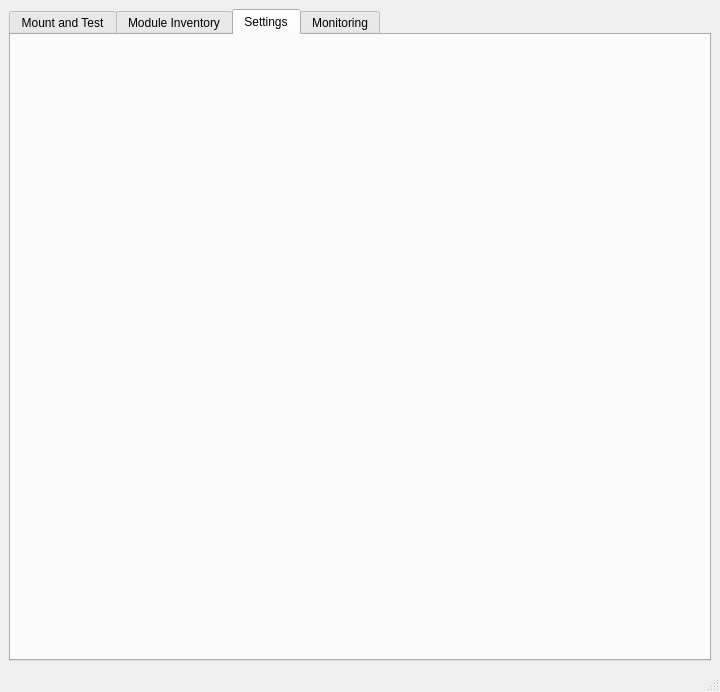
Above: ui/integration.ui from pisaoutertracker/integration_tools before the change. Below: the same form after it.
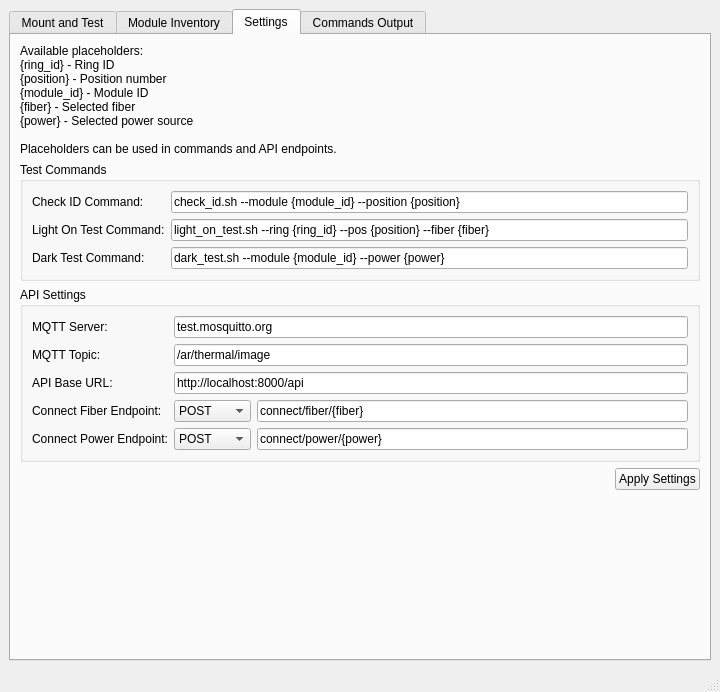
That is the form after the change. The open tabs and pages were chosen to show the change.

Commit message: add caen control and thermal camera

```diff
--- a/ui/integration.ui
+++ b/ui/integration.ui
@@ -696,10 +696,252 @@
        <attribute name="title">
         <string>Settings</string>
        </attribute>
+       <layout class="QVBoxLayout" name="verticalLayout_6">
+        <item>
+         <widget class="QLabel" name="placeholdersHelpLabel">
+          <property name="text">
+           <string>Available placeholders:
+{ring_id} - Ring ID
+{position} - Position number
+{module_id} - Module ID
+{fiber} - Selected fiber
+{power} - Selected power source
+
+Placeholders can be used in commands and API endpoints.</string>
+          </property>
+          <property name="textFormat">
+           <enum>Qt::PlainText</enum>
+          </property>
+         </widget>
+        </item>
+        <item>
+         <widget class="QGroupBox" name="commandsGroupBox">
+          <property name="title">
+           <string>Test Commands</string>
+          </property>
+          <layout class="QFormLayout" name="formLayout">
+           <item row="0" column="0">
+            <widget class="QLabel" name="checkIDLabel">
+             <property name="text">
+              <string>Check ID Command:</string>
+             </property>
+            </widget>
+           </item>
+           <item row="0" column="1">
+            <widget class="QLineEdit" name="checkIDCommandLE">
+             <property name="text">
+              <string>check_id.sh --module {module_id} --position {position}</string>
+             </property>
+            </widget>
+           </item>
+           <item row="1" column="0">
+            <widget class="QLabel" name="lightOnLabel">
+             <property name="text">
+              <string>Light On Test Command:</string>
+             </property>
+            </widget>
+           </item>
+           <item row="1" column="1">
+            <widget class="QLineEdit" name="lightOnCommandLE">
+             <property name="text">
+              <string>light_on_test.sh --ring {ring_id} --pos {position} --fiber {fiber}</string>
+             </property>
+            </widget>
+           </item>
+           <item row="2" column="0">
+            <widget class="QLabel" name="darkTestLabel">
+             <property name="text">
+              <string>Dark Test Command:</string>
+             </property>
+            </widget>
+           </item>
+           <item row="2" column="1">
+            <widget class="QLineEdit" name="darkTestCommandLE">
+             <property name="text">
+              <string>dark_test.sh --module {module_id} --power {power}</string>
+             </property>
+            </widget>
+           </item>
+          </layout>
+         </widget>
+        </item>
+        <item>
+         <widget class="QGroupBox" name="apiGroupBox">
+          <property name="title">
+           <string>API Settings</string>
+          </property>
+          <layout class="QFormLayout" name="formLayout_2">
+           <item row="0" column="0">
+            <widget class="QLabel" name="mqttServerLabel">
+             <property name="text">
+              <string>MQTT Server:</string>
+             </property>
+            </widget>
+           </item>
+           <item row="0" column="1">
+            <widget class="QLineEdit" name="mqttServerLE">
+             <property name="text">
+              <string>test.mosquitto.org</string>
+             </property>
+            </widget>
+           </item>
+           <item row="1" column="0">
+            <widget class="QLabel" name="mqttTopicLabel">
+             <property name="text">
+              <string>MQTT Topic:</string>
+             </property>
+            </widget>
+           </item>
+           <item row="1" column="1">
+            <widget class="QLineEdit" name="mqttTopicLE">
+             <property name="text">
+              <string>/ar/thermal/image</string>
+             </property>
+            </widget>
+           </item>
+           <item row="2" column="0">
+            <widget class="QLabel" name="apiUrlLabel">
+             <property name="text">
+              <string>API Base URL:</string>
+             </property>
+            </widget>
+           </item>
+           <item row="2" column="1">
+            <widget class="QLineEdit" name="apiBaseUrlLE">
+             <property name="text">
+              <string>http://localhost:8000/api</string>
+             </property>
+            </widget>
+           </item>
+           <item row="3" column="0">
+            <widget class="QLabel" name="connectFiberLabel">
+             <property name="text">
+              <string>Connect Fiber Endpoint:</string>
+             </property>
+            </widget>
+           </item>
+           <item row="3" column="1">
+            <layout class="QHBoxLayout" name="horizontalLayout_7">
+             <item>
+              <widget class="QComboBox" name="connectFiberMethodCB">
+               <item>
+                <property name="text">
+                 <string>POST</string>
+                </property>
+               </item>
+               <item>
+                <property name="text">
+                 <string>GET</string>
+                </property>
+               </item>
+               <item>
+                <property name="text">
+                 <string>PUT</string>
+                </property>
+               </item>
+               <item>
+                <property name="text">
+                 <string>DELETE</string>
+                </property>
+               </item>
+              </widget>
+             </item>
+             <item>
+              <widget class="QLineEdit" name="connectFiberEndpointLE">
+               <property name="text">
+                <string>connect/fiber/{fiber}</string>
+               </property>
+              </widget>
+             </item>
+            </layout>
+           </item>
+           <item row="4" column="0">
+            <widget class="QLabel" name="connectPowerLabel">
+             <property name="text">
+              <string>Connect Power Endpoint:</string>
+             </property>
+            </widget>
+           </item>
+           <item row="4" column="1">
+            <layout class="QHBoxLayout" name="horizontalLayout_8">
+             <item>
+              <widget class="QComboBox" name="connectPowerMethodCB">
+               <item>
+                <property name="text">
+                 <string>POST</string>
+                </property>
+               </item>
+               <item>
+                <property name="text">
+                 <string>GET</string>
+                </property>
+               </item>
+               <item>
+                <property name="text">
+                 <string>PUT</string>
+                </property>
+               </item>
+               <item>
+                <property name="text">
+                 <string>DELETE</string>
+                </property>
+               </item>
+              </widget>
+             </item>
+             <item>
+              <widget class="QLineEdit" name="connectPowerEndpointLE">
+               <property name="text">
+                <string>connect/power/{power}</string>
+               </property>
+              </widget>
+             </item>
+            </layout>
+           </item>
+          </layout>
+         </widget>
+        </item>
+        <item>
+         <layout class="QHBoxLayout" name="horizontalLayout_9">
+          <item>
+           <spacer name="horizontalSpacer_9">
+            <property name="orientation">
+             <enum>Qt::Horizontal</enum>
+            </property>
+            <property name="sizeHint" stdset="0">
+             <size>
+              <width>40</width>
+              <height>20</height>
+             </size>
+            </property>
+           </spacer>
+          </item>
+          <item>
+           <widget class="QPushButton" name="applySettingsPB">
+            <property name="text">
+             <string>Apply Settings</string>
+            </property>
+           </widget>
+          </item>
+         </layout>
+        </item>
+        <item>
+         <spacer name="verticalSpacer_3">
+          <property name="orientation">
+           <enum>Qt::Vertical</enum>
+          </property>
+          <property name="sizeHint" stdset="0">
+           <size>
+            <width>20</width>
+            <height>40</height>
+           </size>
+          </property>
+         </spacer>
+        </item>
+       </layout>
       </widget>
       <widget class="QWidget" name="tab_4">
        <attribute name="title">
-        <string>Monitoring</string>
+        <string>Commands Output</string>
        </attribute>
        <layout class="QVBoxLayout" name="verticalLayout_4"/>
       </widget>
```
Left out of the diff: 130 changed lines with no effect on the pictures. The commit also changes 3 other files.
